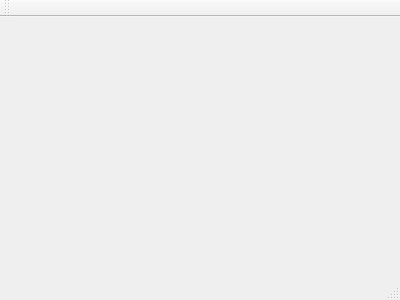
First picture: the form in mainwindow.ui, repository MohamedElfeky/AirTrafficController, before the edit.
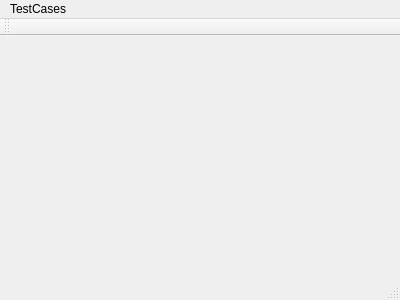
Second picture: the form after the edit.

Commit message: noflyzone and geofence test case done

Patch:
```diff
--- a/mainwindow.ui
+++ b/mainwindow.ui
@@ -29,6 +29,15 @@
      <height>21</height>
     </rect>
    </property>
+   <widget class="QMenu" name="menuTestCases">
+    <property name="title">
+     <string>TestCases</string>
+    </property>
+    <addaction name="actionDrone_Registration"/>
+    <addaction name="actionGeoFence_Breach"/>
+    <addaction name="actionNo_Fly_Zone"/>
+   </widget>
+   <addaction name="menuTestCases"/>
   </widget>
   <widget class="QToolBar" name="mainToolBar">
    <attribute name="toolBarArea">
```
Left out of the diff: 15 changed lines with no effect on the pictures. The commit also changes 14 other files.
